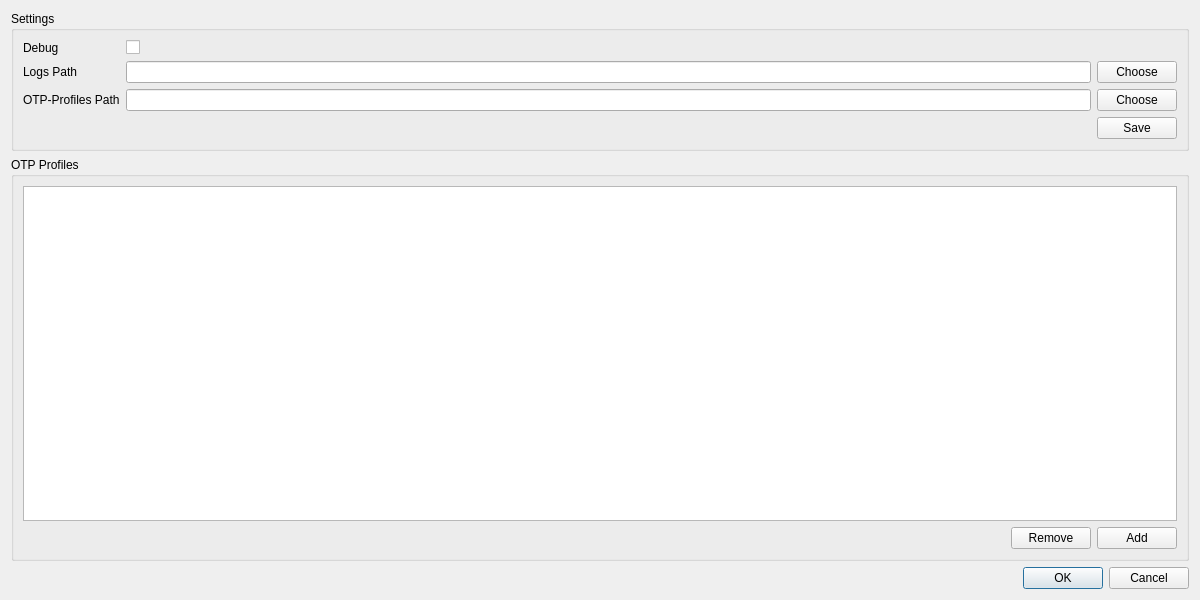
Old version of the form settings.ui in the repository theinvisible/tinyotp.
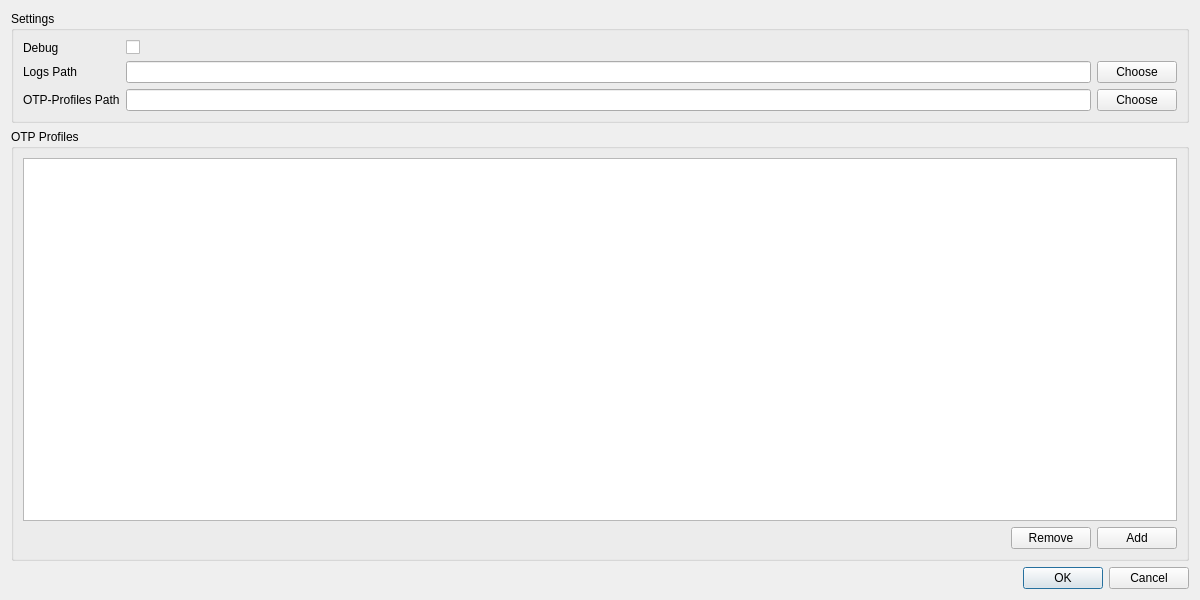
New version of the form. Icons and pictures are not drawn.

What changed in the file:
```diff
--- a/settings.ui
+++ b/settings.ui
@@ -80,30 +80,6 @@
         </item>
        </layout>
       </item>
-      <item>
-       <layout class="QHBoxLayout" name="horizontalLayout_5">
-        <item>
-         <spacer name="horizontalSpacer_2">
-          <property name="orientation">
-           <enum>Qt::Horizontal</enum>
-          </property>
-          <property name="sizeHint" stdset="0">
-           <size>
-            <width>40</width>
-            <height>20</height>
-           </size>
-          </property>
-         </spacer>
-        </item>
-        <item>
-         <widget class="QPushButton" name="btnSaveSettings">
-          <property name="text">
-           <string>Save</string>
-          </property>
-         </widget>
-        </item>
-       </layout>
-      </item>
      </layout>
     </widget>
    </item>
```
